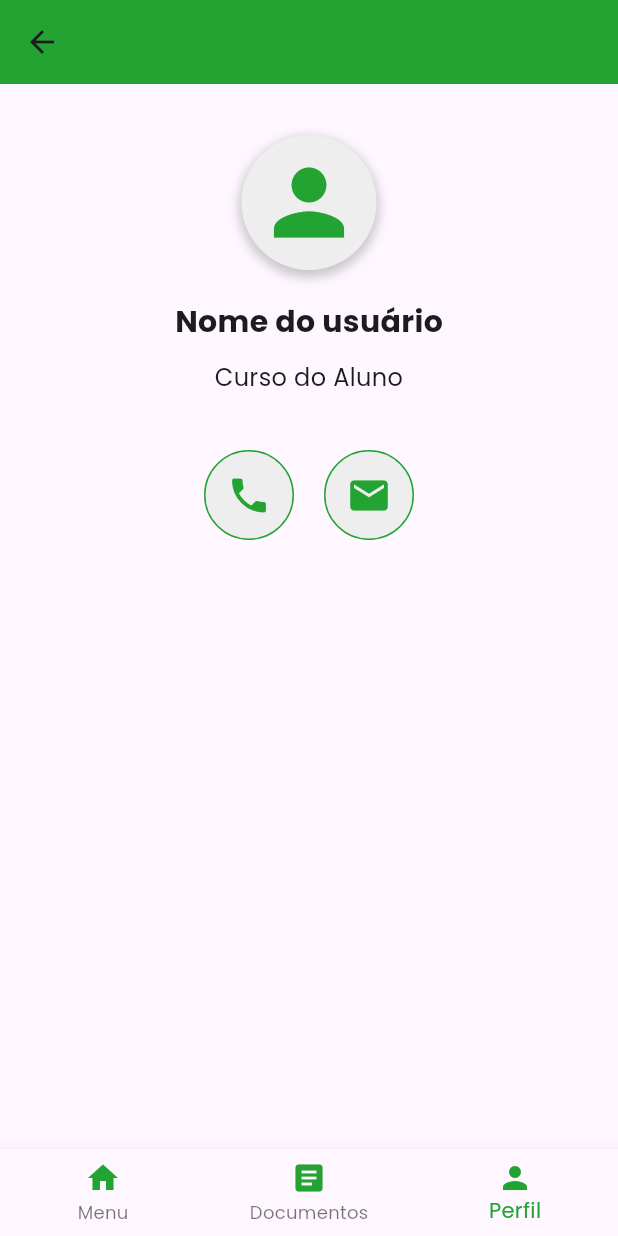
After one commit to talessoares/estagiou, a Flutter app: the HomeProfile screen opened directly, on a phone screen of 412 x 824 dp. The commit adds this screen. Run offline on Flutter 3.47's test engine with Material 3 defaults, Android fonts, the light colour scheme and no system bars; our stand-ins replace google_sign_in.

Commit message:
style: :art: Tela de perfil e novo navbar

```diff
--- /dev/null
+++ b/teste2/flutter_application_1/lib/features/home/view/home_profile.dart
@@ -0,0 +1,170 @@
+import 'package:flutter/material.dart';
+import 'package:flutter_application_1/theme/palette.dart';
+import 'package:flutter_application_1/features/home/view/home_page.dart';
+
+class HomeProfile extends StatefulWidget {
+  const HomeProfile({Key? key}) : super(key: key);
+
+  @override
+  _HomeProfileState createState() => _HomeProfileState();
+}
+
+class _HomeProfileState extends State<HomeProfile> {
+  int _selectedIndex = 2; // Índice inicial do item selecionado
+
+  // Função chamada ao selecionar um item da barra de navegação
+  void _onItemTapped(int index) {
+    setState(() {
+      _selectedIndex = index;
+      if (_selectedIndex == 0) {
+        // Se o índice for 0 (Menu), navegue para HomePage
+        Navigator.push(
+          context,
+          MaterialPageRoute(builder: (context) => HomePage()),
+        );
+      }
+    });
+  }
+
+  @override
+  Widget build(BuildContext context) {
+    return Scaffold(
+      body: Stack(
+        children: [
+          // Scaffold com AppBar
+          Scaffold(
+            appBar: AppBar(
+              backgroundColor: Palette.lightGreen,
+            ),
+          ),
+          Positioned(
+            top: 90.0, // Ajuste a posição conforme necessário
+            left: 0,
+            right: 0,
+            child: Center(
+              child: Container(
+                width: 90.0, // Tamanho do fundo redondo
+                height: 90.0, // Tamanho do fundo redondo
+                decoration: BoxDecoration(
+                  color: Colors.grey[200], // Cor do fundo
+                  shape: BoxShape.circle, // Forma circular
+                  boxShadow: [
+                    BoxShadow(
+                      color: Colors.black.withOpacity(0.2), // Cor da sombra
+                      spreadRadius: 2, // Propagação da sombra
+                      blurRadius: 5, // Desfoque da sombra
+                      offset: Offset(0, 3), // Posição da sombra
+                    ),
+                  ],
+                ),
+                child: Center(
+                  child: Icon(
+                    Icons.person,
+                    size: 70.0, // Ajuste o tamanho do ícone conforme necessário
+                    color: Palette.lightGreen, // Ajuste a cor do ícone conforme necessário
+                  ),
+                ),
+              ),
+            ),
+          ),
+          // Exibição do nome de usuário
+          Positioned(
+            top: 200.0, // Ajuste a posição conforme necessário
+            left: 0,
+            right: 0,
+            child: Center(
+              child: Text(
+                'Nome do usuário',
+                style: TextStyle(fontSize: 20.0, fontWeight: FontWeight.bold),
+              ),
+            ),
+          ),
+          // Exibição da descrição
+          Positioned(
+            top: 240.0, // Ajuste a posição conforme necessário
+            left: 0,
+            right: 0,
+            child: Center(
+              child: Text(
+                'Curso do Aluno',
+                textAlign: TextAlign.center,
+                style: TextStyle(fontSize: 16.0),
+              ),
+            ),
+          ),
+          // Ícones do telefone e da carta
+          Positioned(
+            top: 300.0, // Ajuste a posição conforme necessário
+            left: 0,
+            right: 0,
+            child: Center(
+              child: Row(
+                mainAxisAlignment: MainAxisAlignment.center,
+                children: [
+                  Container(
+                    width: 60.0, // Tamanho do fundo redondo
+                    height: 60.0, // Tamanho do fundo redondo
+                    decoration: BoxDecoration(
+                      color: Colors.grey[200], // Cor do fundo
+                      shape: BoxShape.circle, // Forma circular
+                      border: Border.all(
+                        color: Palette.lightGreen, // Cor do contorno
+                        width: 1.0, // Largura do contorno
+                      ),
+                    ),
+                    child: Center(
+                      child: Icon(
+                        Icons.phone,
+                        size: 30.0, // Ajuste o tamanho do ícone conforme necessário
+                        color: Palette.lightGreen, // Ajuste a cor do ícone conforme necessário
+                      ),
+                    ),
+                  ),
+                  SizedBox(width: 20), // Espaçamento entre os ícones
+                  Container(
+                    width: 60.0, // Tamanho do fundo redondo
+                    height: 60.0, // Tamanho do fundo redondo
+                    decoration: BoxDecoration(
+                      color: Colors.grey[200], // Cor do fundo
+                      shape: BoxShape.circle, // Forma circular
+                      border: Border.all(
+                        color: Palette.lightGreen, // Cor do contorno
+                        width: 1.0, // Largura do contorno
+                      ),
+                    ),
+                    child: Center(
+                      child: Icon(
+                        Icons.mail,
+                        size: 30.0, // Ajuste o tamanho do ícone conforme necessário
+                        color: Palette.lightGreen, // Ajuste a cor do ícone conforme necessário
+                      ),
+                    ),
+                  ),
+                ],
+              ),
+            ),
+          ),
+        ],
+      ),
+      bottomNavigationBar: BottomNavigationBar(
+        items: const <BottomNavigationBarItem>[
+          BottomNavigationBarItem(
+            icon: Icon(Icons.home, color: Palette.lightGreen),
+            label: 'Menu',
+          ),
+          BottomNavigationBarItem(
+            icon: Icon(Icons.article, color: Palette.lightGreen),
+            label: 'Documentos',
+          ),
+          BottomNavigationBarItem(
+            icon: Icon(Icons.person, color: Palette.lightGreen),
+            label: 'Perfil',
+          ),
+        ],
+        currentIndex: _selectedIndex,
+        selectedItemColor: Palette.lightGreen,
+        onTap: _onItemTapped,
+      ),
+    );
+  }
+}
--- a/teste2/flutter_application_1/lib/theme/palette.dart
+++ b/teste2/flutter_application_1/lib/theme/palette.dart
@@ -6,4 +6,5 @@ class Palette {
   static const Color lightGreen = Color(0xFF23A331);
   static const Color darkGreen = Color(0xFF0C3611);
   static const Color darkGrey = Color(0xFF585858);
+  static const Color blueGrey = Color(0XFFCFD8DC);
 }
```
Also changed, not shown: teste2/flutter_application_1/lib/features/home/view/home_page.dart (+38 -15 lines), 16 other files.
